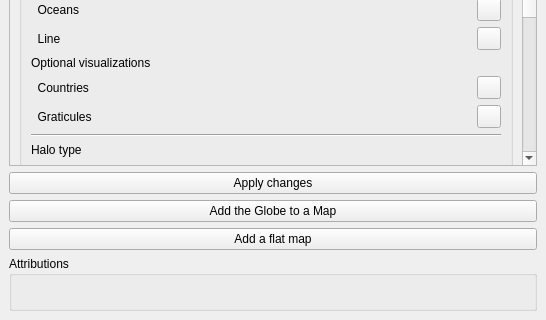
majaes/Map2Globe, file GlobeBuilder/resources/ui/globe_builder_dockwidget_base.ui: the form before one commit; both pictures show x 0 to 546 and y 568 to 888 of the 546 by 888 pixel window.
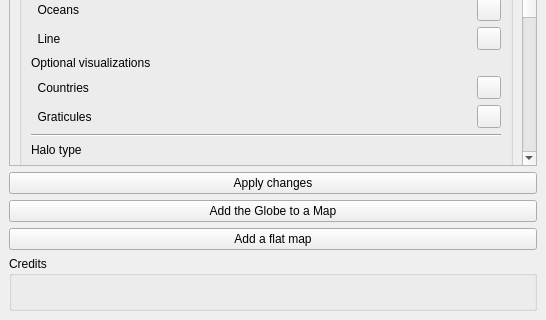
The form after the commit. Custom widgets are drawn as their Qt base class.

Commit message: Limit geocoding to 1 request/second; Attributions become Credits with author link (v0.7.4)

The edit to the form file:
```diff
--- a/GlobeBuilder/resources/ui/globe_builder_dockwidget_base.ui
+++ b/GlobeBuilder/resources/ui/globe_builder_dockwidget_base.ui
@@ -638,7 +638,7 @@
       <item>
        <widget class="QgsCollapsibleGroupBox" name="groupBox_6">
         <property name="title">
-         <string>Attributions</string>
+         <string>Credits</string>
         </property>
         <property name="collapsed">
          <bool>true</bool>
```
The commit also changes 6 other files.
